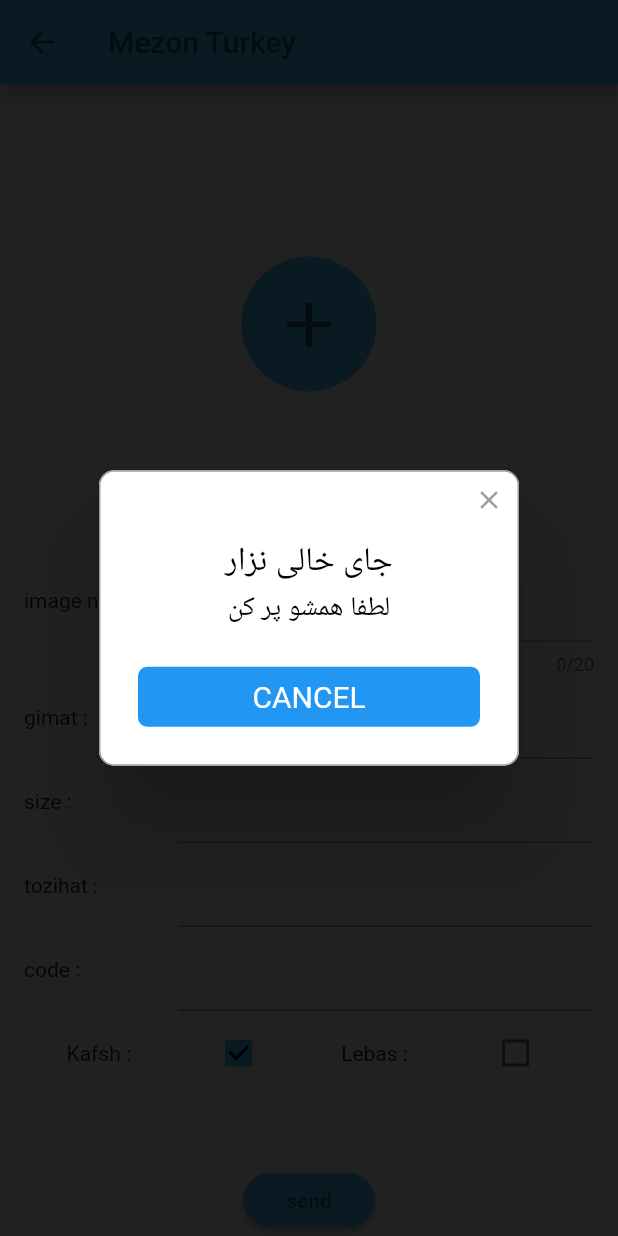
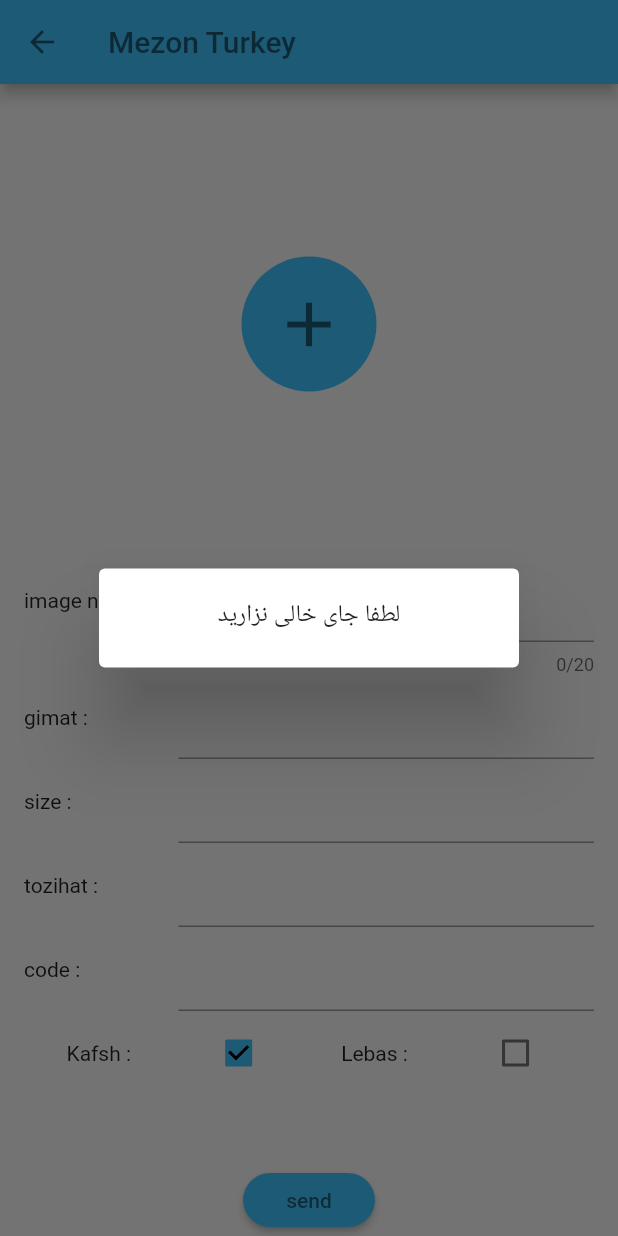
Before and after one commit to SadraDev/mezon_turkey, a Flutter app: the AdminScreen screen opened by its route, after a tap on "send", on a phone screen of 412 x 824 dp. Run offline on Flutter 3.47's test engine with Material 2 defaults, Android fonts, the phone set to English and light mode, and no system bars; drawn by our look-alikes of rflutter_alert; our stand-ins replace cloud_firestore, file_picker, firebase_auth, firebase_core, firebase_storage, font_awesome_flutter and 1 more; accounts and stored records are empty.

```diff
--- a/lib/CustomStuff/navigationbar.dart
+++ b/lib/CustomStuff/navigationbar.dart
@@ -1,5 +1,5 @@
+import 'package:font_awesome_flutter/font_awesome_flutter.dart';
 import 'package:flutter/material.dart';
-import 'package:font_awesome_flutter/font_awesome_flutter.dart';
 
 class CustomNavigationBar extends StatelessWidget {
   const CustomNavigationBar(
--- a/lib/Logs/login.dart
+++ b/lib/Logs/login.dart
@@ -1,7 +1,7 @@
+import 'package:mezon_turkey/screens/register_screen.dart';
+import 'package:mezon_turkey/screens/login_screen.dart';
 import 'package:firebase_auth/firebase_auth.dart';
 import 'package:flutter/material.dart';
-import 'package:mezon_turkey/screens/login_screen.dart';
-import 'package:mezon_turkey/screens/register_screen.dart';
 
 class LogIn extends ChangeNotifier {
   final FirebaseAuth _auth = FirebaseAuth.instance;
--- a/lib/admin/admin_screen.dart
+++ b/lib/admin/admin_screen.dart
@@ -1,12 +1,10 @@
-// ignore_for_file: prefer_const_constructors, prefer_const_literals_to_create_immutables
-import 'dart:io';
-import 'package:file_picker/file_picker.dart';
-import 'package:firebase_core/firebase_core.dart';
 import 'package:firebase_storage/firebase_storage.dart';
 import 'package:cloud_firestore/cloud_firestore.dart';
+import 'package:firebase_core/firebase_core.dart';
+import 'package:file_picker/file_picker.dart';
 import 'package:flutter/cupertino.dart';
 import 'package:flutter/material.dart';
-import 'package:rflutter_alert/rflutter_alert.dart';
+import 'dart:io';
 
 FirebaseFirestore firebaseInstance = FirebaseFirestore.instance;
 
@@ -48,12 +46,12 @@ class _AdminScreenState extends State<AdminScreen> {
             child: Center(
               child: GestureDetector(
                 child: Container(
-                  padding: EdgeInsets.all(20),
-                  decoration: BoxDecoration(
+                  padding: const EdgeInsets.all(20),
+                  decoration: const BoxDecoration(
                     color: Colors.lightBlueAccent,
                     borderRadius: BorderRadius.all(Radius.circular(200)),
                   ),
-                  child: Icon(
+                  child: const Icon(
                     Icons.add,
                     size: 50,
                     color: Colors.black54,
@@ -68,16 +66,16 @@ class _AdminScreenState extends State<AdminScreen> {
             child: ListView(
               children: [
                 ListTile(
-                  leading: Text('image name : '),
+                  leading: const Text('image name : '),
                   minLeadingWidth: 87,
                   title: TextField(
                     maxLength: 20,
                     cursorColor: Colors.lightBlueAccent,
                     cursorHeight: 25,
-                    cursorRadius: Radius.circular(10),
+                    cursorRadius: const Radius.circular(10),
                     decoration: InputDecoration(
                       hintText: fileName,
-                      focusedBorder: UnderlineInputBorder(
+                      focusedBorder: const UnderlineInputBorder(
                         borderSide: BorderSide(
                           color: Colors.lightBlueAccent,
                           width: 2.0,
@@ -91,13 +89,13 @@ class _AdminScreenState extends State<AdminScreen> {
                   dense: true,
                 ),
                 ListTile(
-                  leading: Text('gimat : '),
+                  leading: const Text('gimat : '),
                   minLeadingWidth: 87,
                   title: TextField(
                     cursorColor: Colors.lightBlueAccent,
                     cursorHeight: 25,
-                    cursorRadius: Radius.circular(10),
-                    decoration: InputDecoration(
+                    cursorRadius: const Radius.circular(10),
+                    decoration: const InputDecoration(
                       focusedBorder: UnderlineInputBorder(
                         borderSide: BorderSide(
                           color: Colors.lightBlueAccent,
@@ -112,13 +110,13 @@ class _AdminScreenState extends State<AdminScreen> {
                   dense: true,
                 ),
                 ListTile(
-                  leading: Text('size : '),
+                  leading: const Text('size : '),
                   minLeadingWidth: 87,
                   title: TextField(
                     cursorColor: Colors.lightBlueAccent,
                     cursorHeight: 25,
-                    cursorRadius: Radius.circular(10),
-                    decoration: InputDecoration(
+                    cursorRadius: const Radius.circular(10),
+                    decoration: const InputDecoration(
                       focusedBorder: UnderlineInputBorder(
                         borderSide: BorderSide(
                           color: Colors.lightBlueAccent,
@@ -133,13 +131,13 @@ class _AdminScreenState extends State<AdminScreen> {
                   dense: true,
                 ),
                 ListTile(
-                  leading: Text('tozihat : '),
+                  leading: const Text('tozihat : '),
                   minLeadingWidth: 87,
                   title: TextField(
                     cursorColor: Colors.lightBlueAccent,
                     cursorHeight: 25,
-                    cursorRadius: Radius.circular(10),
-                    decoration: InputDecoration(
+                    cursorRadius: const Radius.circular(10),
+                    decoration: const InputDecoration(
                       focusedBorder: UnderlineInputBorder(
                         borderSide: BorderSide(
                           color: Colors.lightBlueAccent,
@@ -154,13 +152,13 @@ class _AdminScreenState extends State<AdminScreen> {
                   dense: true,
                 ),
                 ListTile(
-                  leading: Text('code : '),
+                  leading: const Text('code : '),
                   minLeadingWidth: 87,
                   title: TextField(
                     cursorColor: Colors.lightBlueAccent,
                     cursorHeight: 25,
-                    cursorRadius: Radius.circular(10),
-                    decoration: InputDecoration(
+                    cursorRadius: const Radius.circular(10),
+                    decoration: const InputDecoration(
                       focusedBorder: UnderlineInputBorder(
                         borderSide: BorderSide(
                           color: Colors.lightBlueAccent,
@@ -177,7 +175,7 @@ class _AdminScreenState extends State<AdminScreen> {
                 Row(
                   mainAxisAlignment: MainAxisAlignment.spaceEvenly,
                   children: <Widget>[
-                    Text('Kafsh : '),
+                    const Text('Kafsh : '),
                     Checkbox(
                       checkColor: Colors.black,
                       activeColor: Colors.lightBlueAccent,
@@ -188,7 +186,7 @@ class _AdminScreenState extends State<AdminScreen> {
                         setState(() {});
                       },
                     ),
-                    Text('Lebas : '),
+                    const Text('Lebas : '),
                     Checkbox(
                       checkColor: Colors.black,
                       activeColor: Colors.lightBlueAccent,
@@ -208,7 +206,7 @@ class _AdminScreenState extends State<AdminScreen> {
             child: Row(
               mainAxisSize: MainAxisSize.min,
               children: [
-                Text(
+                const Text(
                   'send',
                   style: TextStyle(color: Colors.black54),
                 ),
@@ -220,16 +218,16 @@ class _AdminScreenState extends State<AdminScreen> {
               borderRadius: BorderRadius.circular(20),
             ),
             onPressed: () {
-              if (fileName == 'no file selected' &&
-                  code == '' &&
-                  description == '' &&
-                  size == '' &&
-                  price == '') {
-                Alert(
+              if (fileName == 'no file selected' && size == '' && price == '') {
+                showDialog(
                   context: context,
-                  title: "جای خالی نزار",
-                  desc: "لطفا همشو پر کن",
-                ).show();
+                  builder: (context) => const AlertDialog(
+                    content: Text(
+                      'لطفا جای خالی نزارید',
+                      textAlign: TextAlign.center,
+                    ),
+                  ),
+                );
               } else {
                 uploadFile();
                 firebaseInstance.collection('products').doc(fileName).set({
@@ -280,11 +278,11 @@ class _AdminScreenState extends State<AdminScreen> {
         if (snapshot.hasData) {
           final snap = snapshot.data!;
           final progress = snap.bytesTransferred / snap.totalBytes;
-          final percentage = (progress * 100).toStringAsFixed(2);
+          final percentage = (progress * 100).toString();
 
           return Text(
-            '$percentage %',
-            style: TextStyle(
+            '  $percentage %',
+            style: const TextStyle(
               fontSize: 20,
               fontWeight: FontWeight.bold,
               color: Colors.black54,
```
Also changed, not shown: lib/CustomStuff/drawer.dart (+28 -2 lines), lib/custom drawer screens/shopping_list.dart (+6 -9 lines), lib/screens/cloth_screen.dart (+30 -10 lines), lib/screens/home_screen.dart (+9 -10 lines), lib/screens/login_screen.dart (+4 -4 lines), lib/screens/main_screen.dart (+3 -4 lines), lib/screens/shoe_screen.dart (+30 -9 lines), lib/screens/single_product_screen.dart (+5 -11 lines).
